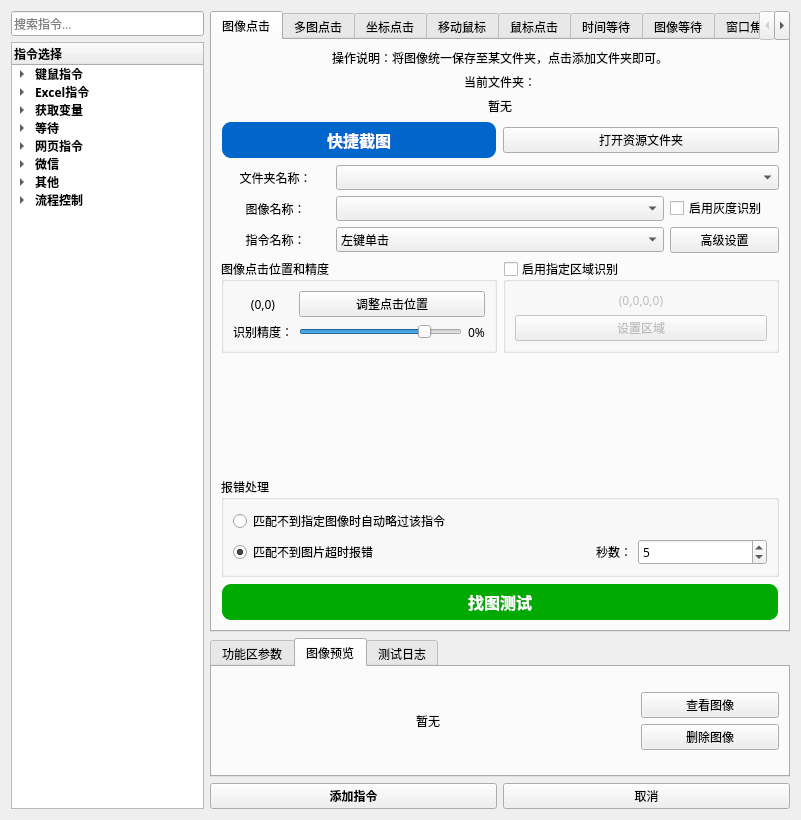
The window that 窗体/导航窗口.ui (FsterThanLight/automatic_clicker_2) describes before a commit, drawn with Qt 5.
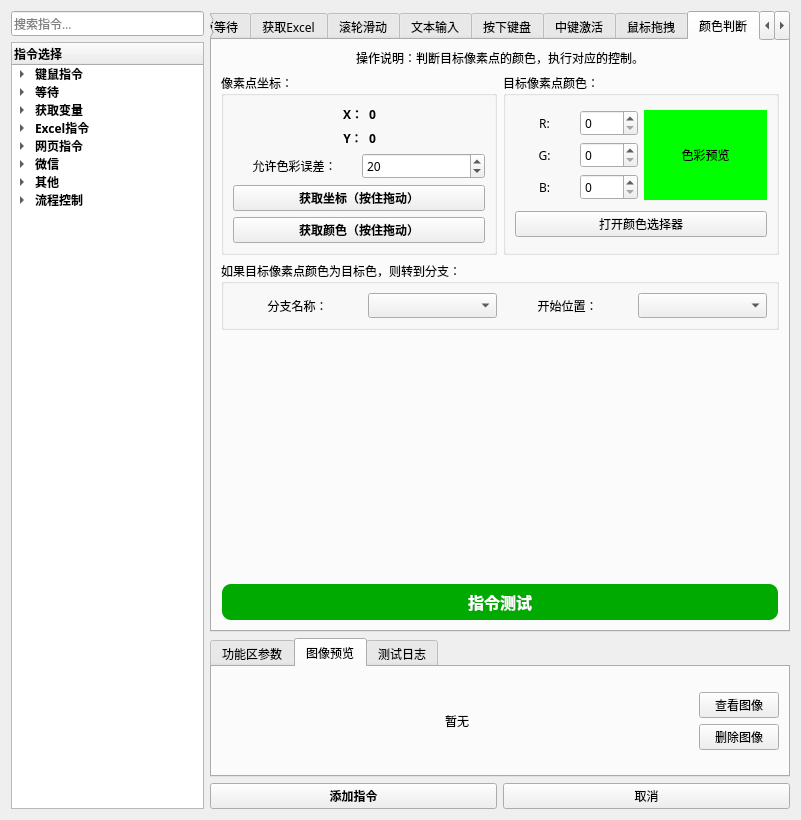
The same window after the commit. Icons and pictures are not drawn.

Commit message: 2024年7月16日00:18:15 新增颜色判断指令

```diff
--- a/窗体/导航窗口.ui
+++ b/窗体/导航窗口.ui
@@ -128,7 +128,7 @@
        </item>
        <item>
         <property name="text">
-         <string>Excel指令</string>
+         <string>等待</string>
         </property>
         <item>
          <property name="text">
@@ -183,7 +183,7 @@
        </item>
        <item>
         <property name="text">
-         <string>等待</string>
+         <string>Excel指令</string>
         </property>
         <item>
          <property name="text">
@@ -354,7 +354,7 @@
         <enum>QTabWidget::Rounded</enum>
        </property>
        <property name="currentIndex">
-        <number>0</number>
+        <number>14</number>
        </property>
        <property name="elideMode">
         <enum>Qt::ElideNone</enum>
@@ -5023,6 +5023,592 @@
          </item>
         </layout>
        </widget>
+       <widget class="QWidget" name="tab_46">
+        <attribute name="title">
+         <string>颜色判断</string>
+        </attribute>
+        <layout class="QVBoxLayout" name="verticalLayout_90">
+         <item>
+          <widget class="QLabel" name="label_187">
+           <property name="sizePolicy">
+            <sizepolicy hsizetype="Preferred" vsizetype="Preferred">
+             <horstretch>0</horstretch>
+             <verstretch>0</verstretch>
+            </sizepolicy>
+           </property>
+           <property name="text">
+            <string>操作说明：判断目标像素点的颜色，执行对应的控制。</string>
+           </property>
+           <property name="alignment">
+            <set>Qt::AlignCenter</set>
+           </property>
+           <property name="wordWrap">
+            <bool>false</bool>
+           </property>
+           <property name="margin">
+            <number>0</number>
+           </property>
+           <property name="indent">
+            <number>-1</number>
+           </property>
+           <property name="openExternalLinks">
+            <bool>false</bool>
+           </property>
+          </widget>
+         </item>
+         <item>
+          <layout class="QHBoxLayout" name="horizontalLayout_39" stretch="1,1">
+           <item>
+            <widget class="QGroupBox" name="groupBox_82">
+             <property name="title">
+              <string>像素点坐标：</string>
+             </property>
+             <layout class="QGridLayout" name="gridLayout_80">
+              <item row="0" column="2">
+               <spacer name="horizontalSpacer_29">
+                <property name="orientation">
+                 <enum>Qt::Horizontal</enum>
+                </property>
+                <property name="sizeHint" stdset="0">
+                 <size>
+                  <width>91</width>
+                  <height>20</height>
+                 </size>
+                </property>
+               </spacer>
+              </item>
+              <item row="0" column="1">
+               <layout class="QGridLayout" name="gridLayout_79">
+                <item row="0" column="0">
+                 <widget class="QLabel" name="label_192">
+                  <property name="font">
+                   <font>
+                    <family>微软雅黑</family>
+                    <weight>75</weight>
+                    <bold>true</bold>
+                   </font>
+                  </property>
+                  <property name="text">
+                   <string>X：</string>
+                  </property>
+                  <property name="alignment">
+                   <set>Qt::AlignCenter</set>
+                  </property>
+                 </widget>
+                </item>
+                <item row="0" column="1">
+                 <widget class="QLabel" name="label_197">
+                  <property name="font">
+                   <font>
+                    <family>微软雅黑</family>
+                    <weight>75</weight>
+                    <bold>true</bold>
+                   </font>
+                  </property>
+                  <property name="text">
+                   <string>0</string>
+                  </property>
+                  <property name="alignment">
+                   <set>Qt::AlignCenter</set>
+                  </property>
+                 </widget>
+                </item>
+                <item row="1" column="0">
+                 <widget class="QLabel" name="label_196">
+                  <property name="font">
+                   <font>
+                    <family>微软雅黑</family>
+                    <weight>75</weight>
+                    <bold>true</bold>
+                   </font>
+                  </property>
+                  <property name="text">
+                   <string>Y：</string>
+                  </property>
+                  <property name="alignment">
+                   <set>Qt::AlignCenter</set>
+                  </property>
+                 </widget>
+                </item>
+                <item row="1" column="1">
+                 <widget class="QLabel" name="label_195">
+                  <property name="font">
+                   <font>
+                    <family>微软雅黑</family>
+                    <weight>75</weight>
+                    <bold>true</bold>
+                   </font>
+                  </property>
+                  <property name="text">
+                   <string>0</string>
+                  </property>
+                  <property name="alignment">
+                   <set>Qt::AlignCenter</set>
+                  </property>
+                 </widget>
+                </item>
+               </layout>
+              </item>
+              <item row="1" column="0" colspan="3">
+               <layout class="QHBoxLayout" name="horizontalLayout_40">
+                <item>
+                 <widget class="QLabel" name="label_198">
+                  <property name="text">
+                   <string>允许色彩误差：</string>
+                  </property>
+                  <property name="alignment">
+                   <set>Qt::AlignCenter</set>
+                  </property>
+                 </widget>
+                </item>
+                <item>
+                 <widget class="QSpinBox" name="spinBox_31">
+                  <property name="maximum">
+                   <number>255</number>
+                  </property>
+                  <property name="value">
+                   <number>20</number>
+                  </property>
+                 </widget>
+                </item>
+               </layout>
+              </item>
+              <item row="0" column="0">
+               <spacer name="horizontalSpacer_27">
+                <property name="orientation">
+                 <enum>Qt::Horizontal</enum>
+                </property>
+                <property name="sizeHint" stdset="0">
+                 <size>
+                  <width>91</width>
+                  <height>20</height>
+                 </size>
+                </property>
+               </spacer>
+              </item>
+              <item row="3" column="0" colspan="3">
+               <widget class="QPushButton" name="pushButton_82">
+                <property name="font">
+                 <font>
+                  <family>微软雅黑</family>
+                  <weight>75</weight>
+                  <bold>true</bold>
+                 </font>
+                </property>
+                <property name="text">
+                 <string>获取颜色（按住拖动）</string>
+                </property>
+               </widget>
+              </item>
+              <item row="2" column="0" colspan="3">
+               <widget class="QPushButton" name="pushButton_79">
+                <property name="font">
+                 <font>
+                  <family>微软雅黑</family>
+                  <pointsize>9</pointsize>
+                  <weight>75</weight>
+                  <bold>true</bold>
+                 </font>
+                </property>
+                <property name="styleSheet">
+                 <string notr="true"/>
+                </property>
+                <property name="text">
+                 <string>获取坐标（按住拖动）</string>
+                </property>
+               </widget>
+              </item>
+             </layout>
+            </widget>
+           </item>
+           <item>
+            <widget class="QGroupBox" name="groupBox_81">
+             <property name="title">
+              <string>目标像素点颜色：</string>
+             </property>
+             <layout class="QGridLayout" name="gridLayout_77">
+              <item row="0" column="0">
+               <layout class="QGridLayout" name="gridLayout_76">
+                <item row="0" column="0">
+                 <widget class="QLabel" name="label_188">
+                  <property name="text">
+                   <string>R:</string>
+                  </property>
+                  <property name="alignment">
+                   <set>Qt::AlignCenter</set>
+                  </property>
+                 </widget>
+                </item>
+                <item row="0" column="1">
+                 <widget class="QSpinBox" name="spinBox_26">
+                  <property name="maximum">
+                   <number>255</number>
+                  </property>
+                 </widget>
+                </item>
+                <item row="1" column="1">
+                 <widget class="QSpinBox" name="spinBox_29">
+                  <property name="maximum">
+                   <number>255</number>
+                  </property>
+                 </widget>
+                </item>
+                <item row="1" column="0">
+                 <widget class="QLabel" name="label_189">
+                  <property name="text">
+                   <string>G:</string>
+                  </property>
+                  <property name="alignment">
+                   <set>Qt::AlignCenter</set>
+                  </property>
+                 </widget>
+                </item>
+                <item row="2" column="0">
+                 <widget class="QLabel" name="label_190">
+                  <property name="text">
+                   <string>B:</string>
+                  </property>
+                  <property name="alignment">
+                   <set>Qt::AlignCenter</set>
+                  </property>
+                 </widget>
+                </item>
+                <item row="2" column="1">
+                 <widget class="QSpinBox" name="spinBox_30">
+                  <property name="maximum">
+                   <number>255</number>
+                  </property>
+                 </widget>
+                </item>
+               </layout>
+              </item>
+              <item row="0" column="1">
+               <widget class="QLabel" name="label_191">
+                <property name="styleSheet">
+                 <string notr="true">background-color: rgb(0, 255, 0);</string>
+                </property>
+                <property name="text">
+                 <string>色彩预览</string>
+                </property>
+                <property name="alignment">
+                 <set>Qt::AlignCenter</set>
+                </property>
+               </widget>
+              </item>
+              <item row="1" column="0" colspan="2">
+               <widget class="QPushButton" name="pushButton_80">
+                <property name="text">
+                 <string>打开颜色选择器</string>
+                </property>
+               </widget>
+              </item>
+             </layout>
+            </widget>
+           </item>
+          </layout>
+         </item>
+         <item>
+          <widget class="QGroupBox" name="groupBox_83">
+           <property name="title">
+            <string>如果目标像素点颜色为目标色，则转到分支：</string>
+           </property>
+           <layout class="QVBoxLayout" name="verticalLayout_89">
+            <item>
+             <layout class="QGridLayout" name="gridLayout_78" columnstretch="1,1,1,1">
+              <item row="0" column="0">
+               <widget class="QLabel" name="label_193">
+                <property name="enabled">
+                 <bool>true</bool>
+                </property>
+                <property name="text">
+                 <string>分支名称：</string>
+                </property>
+                <property name="alignment">
+                 <set>Qt::AlignCenter</set>
+                </property>
+               </widget>
+              </item>
+              <item row="0" column="1">
+               <widget class="QComboBox" name="comboBox_74">
+                <property name="enabled">
+                 <bool>true</bool>
+                </property>
+               </widget>
+              </item>
+              <item row="0" column="3">
+               <widget class="QComboBox" name="comboBox_75">
+                <property name="enabled">
+                 <bool>true</bool>
+                </property>
+               </widget>
+              </item>
+              <item row="0" column="2">
+               <widget class="QLabel" name="label_194">
+                <property name="enabled">
+                 <bool>true</bool>
+                </property>
+                <property name="text">
+                 <string>开始位置：</string>
+                </property>
+                <property name="alignment">
+                 <set>Qt::AlignCenter</set>
+                </property>
+               </widget>
+              </item>
+             </layout>
+            </item>
+           </layout>
+          </widget>
+         </item>
+         <item>
+          <spacer name="verticalSpacer_41">
+           <property name="orientation">
+            <enum>Qt::Vertical</enum>
+           </property>
+           <property name="sizeHint" stdset="0">
+            <size>
+             <width>20</width>
+             <height>189</height>
+            </size>
+           </property>
+          </spacer>
+         </item>
+         <item>
+          <widget class="QPushButton" name="pushButton_81">
+           <property name="palette">
+            <palette>
+             <active>
+              <colorrole role="WindowText">
+               <brush brushstyle="SolidPattern">
+                <color alpha="255">
+                 <red>255</red>
+                 <green>255</green>
+                 <blue>255</blue>
+                </color>
+               </brush>
+              </colorrole>
+              <colorrole role="Button">
+               <brush brushstyle="SolidPattern">
+                <color alpha="255">
+                 <red>0</red>
+                 <green>170</green>
+                 <blue>0</blue>
+                </color>
+               </brush>
+              </colorrole>
+              <colorrole role="Text">
+               <brush brushstyle="SolidPattern">
+                <color alpha="255">
+                 <red>255</red>
+                 <green>255</green>
+                 <blue>255</blue>
+                </color>
+               </brush>
+              </colorrole>
+              <colorrole role="ButtonText">
+               <brush brushstyle="SolidPattern">
+                <color alpha="255">
+                 <red>255</red>
+                 <green>255</green>
+                 <blue>255</blue>
+                </color>
+               </brush>
+              </colorrole>
+              <colorrole role="Base">
+               <brush brushstyle="SolidPattern">
+                <color alpha="255">
+                 <red>0</red>
+                 <green>170</green>
+                 <blue>0</blue>
+                </color>
+               </brush>
+              </colorrole>
+              <colorrole role="Window">
+               <brush brushstyle="SolidPattern">
+                <color alpha="255">
+                 <red>0</red>
+                 <green>170</green>
+                 <blue>0</blue>
+                </color>
+               </brush>
+              </colorrole>
+              <colorrole role="PlaceholderText">
+               <brush brushstyle="NoBrush">
+                <color alpha="128">
+                 <red>255</red>
+                 <green>255</green>
+                 <blue>255</blue>
+                </color>
+               </brush>
+              </colorrole>
+             </active>
+             <inactive>
+              <colorrole role="WindowText">
+               <brush brushstyle="SolidPattern">
+                <color alpha="255">
+                 <red>255</red>
+                 <green>255</green>
+                 <blue>255</blue>
+                </color>
+               </brush>
+              </colorrole>
+              <colorrole role="Button">
+               <brush brushstyle="SolidPattern">
+                <color alpha="255">
+                 <red>0</red>
+                 <green>170</green>
+                 <blue>0</blue>
+                </color>
+               </brush>
+              </colorrole>
+              <colorrole role="Text">
+               <brush brushstyle="SolidPattern">
+                <color alpha="255">
+                 <red>255</red>
+                 <green>255</green>
+                 <blue>255</blue>
+                </color>
+               </brush>
+              </colorrole>
+              <colorrole role="ButtonText">
+               <brush brushstyle="SolidPattern">
+                <color alpha="255">
+                 <red>255</red>
+                 <green>255</green>
+                 <blue>255</blue>
+                </color>
+               </brush>
+              </colorrole>
+              <colorrole role="Base">
+               <brush brushstyle="SolidPattern">
+                <color alpha="255">
+                 <red>0</red>
+                 <green>170</green>
+                 <blue>0</blue>
+                </color>
+               </brush>
+              </colorrole>
+              <colorrole role="Window">
+               <brush brushstyle="SolidPattern">
+                <color alpha="255">
+                 <red>0</red>
+                 <green>170</green>
+                 <blue>0</blue>
+                </color>
+               </brush>
+              </colorrole>
+              <colorrole role="PlaceholderText">
+               <brush brushstyle="NoBrush">
+                <color alpha="128">
+                 <red>255</red>
+                 <green>255</green>
+                 <blue>255</blue>
+                </color>
+               </brush>
+              </colorrole>
+             </inactive>
+             <disabled>
+              <colorrole role="WindowText">
+               <brush brushstyle="SolidPattern">
+                <color alpha="255">
+                 <red>255</red>
+                 <green>255</green>
+                 <blue>255</blue>
+                </color>
+               </brush>
+              </colorrole>
+              <colorrole role="Button">
+               <brush brushstyle="SolidPattern">
+                <color alpha="255">
+                 <red>0</red>
+                 <green>170</green>
+                 <blue>0</blue>
+                </color>
+               </brush>
+              </colorrole>
+              <colorrole role="Text">
+               <brush brushstyle="SolidPattern">
+                <color alpha="255">
+                 <red>255</red>
+                 <green>255</green>
+                 <blue>255</blue>
+                </color>
+               </brush>
+              </colorrole>
+              <colorrole role="ButtonText">
+               <brush brushstyle="SolidPattern">
+                <color alpha="255">
+                 <red>255</red>
+                 <green>255</green>
+                 <blue>255</blue>
+                </color>
+               </brush>
+              </colorrole>
+              <colorrole role="Base">
+               <brush brushstyle="SolidPattern">
+                <color alpha="255">
+                 <red>0</red>
+                 <green>170</green>
+                 <blue>0</blue>
+                </color>
+               </brush>
+              </colorrole>
+              <colorrole role="Window">
+               <brush brushstyle="SolidPattern">
+                <color alpha="255">
+                 <red>0</red>
+                 <green>170</green>
+                 <blue>0</blue>
+                </color>
+               </brush>
+              </colorrole>
+              <colorrole role="PlaceholderText">
+               <brush brushstyle="NoBrush">
+                <color alpha="128">
+                 <red>255</red>
+                 <green>255</green>
+                 <blue>255</blue>
+                </color>
+               </brush>
+              </colorrole>
+             </disabled>
+            </palette>
+           </property>
+           <property name="font">
+            <font>
+             <family>Microsoft YaHei</family>
+             <pointsize>-1</pointsize>
+             <weight>75</weight>
+             <bold>true</bold>
+            </font>
+           </property>
+           <property name="styleSheet">
+            <string notr="true">QPushButton {
+    background-color: rgb(0, 170, 0);
+    color: white;
+    border-radius: 10px; /* 设置圆角半径 */
+    font-family: 'Microsoft YaHei'; /* 设置字体为微软雅黑 */
+    font-size: 16px; /* 设置字体大小，可以根据需要调整 */
+    padding: 5px 10px; /* 设置内边距，使按钮看起来更美观 */
+    border: 2px solid transparent; /* 设置边框为透明 */
+}
+
+QPushButton:hover {
+    background-color: rgb(0, 150, 0); /* 设置鼠标悬停时的背景颜色 */
+}
+
+QPushButton:pressed {
+    background-color: rgb(0, 100, 0); /* 设置按钮按下时的背景颜色 */
+}
+</string>
+           </property>
+           <property name="text">
+            <string>指令测试</string>
+           </property>
+          </widget>
+         </item>
+        </layout>
+       </widget>
        <widget class="QWidget" name="tab_10">
         <attribute name="title">
          <string>信息录入</string>
@@ -12886,21 +13472,7 @@
         </attribute>
         <layout class="QVBoxLayout" name="verticalLayout_45">
          <item>
-          <layout class="QGridLayout" name="gridLayout_34" columnstretch="3,1">
-           <item row="0" column="1">
-            <widget class="QPushButton" name="pushButton_9">
-             <property name="text">
-              <string>查看图像</string>
-             </property>
-            </widget>
-           </item>
-           <item row="1" column="1">
-            <widget class="QPushButton" name="pushButton_10">
-             <property name="text">
-              <string>删除图像</string>
-             </property>
-            </widget>
-           </item>
+          <layout class="QGridLayout" name="gridLayout_34" columnstretch="3,0">
            <item row="0" column="0" rowspan="2">
             <widget class="QLabel" name="label_43">
              <property name="sizePolicy">
@@ -12917,6 +13489,20 @@
              </property>
             </widget>
            </item>
+           <item row="0" column="1">
+            <widget class="QPushButton" name="pushButton_9">
+             <property name="text">
+              <string>查看图像</string>
+             </property>
+            </widget>
+           </item>
+           <item row="1" column="1">
+            <widget class="QPushButton" name="pushButton_10">
+             <property name="text">
+              <string>删除图像</string>
+             </property>
+            </widget>
+           </item>
           </layout>
          </item>
         </layout>
```
Left out of the diff: 366 changed lines with no effect on the pictures. The commit also changes 10 other files.
